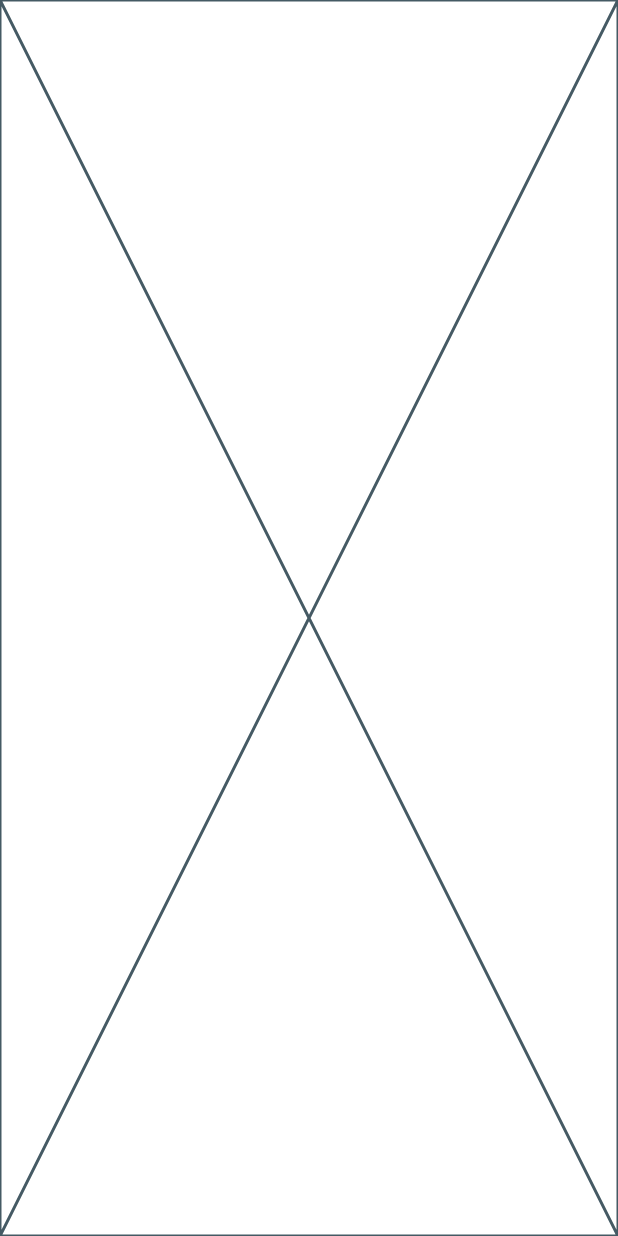
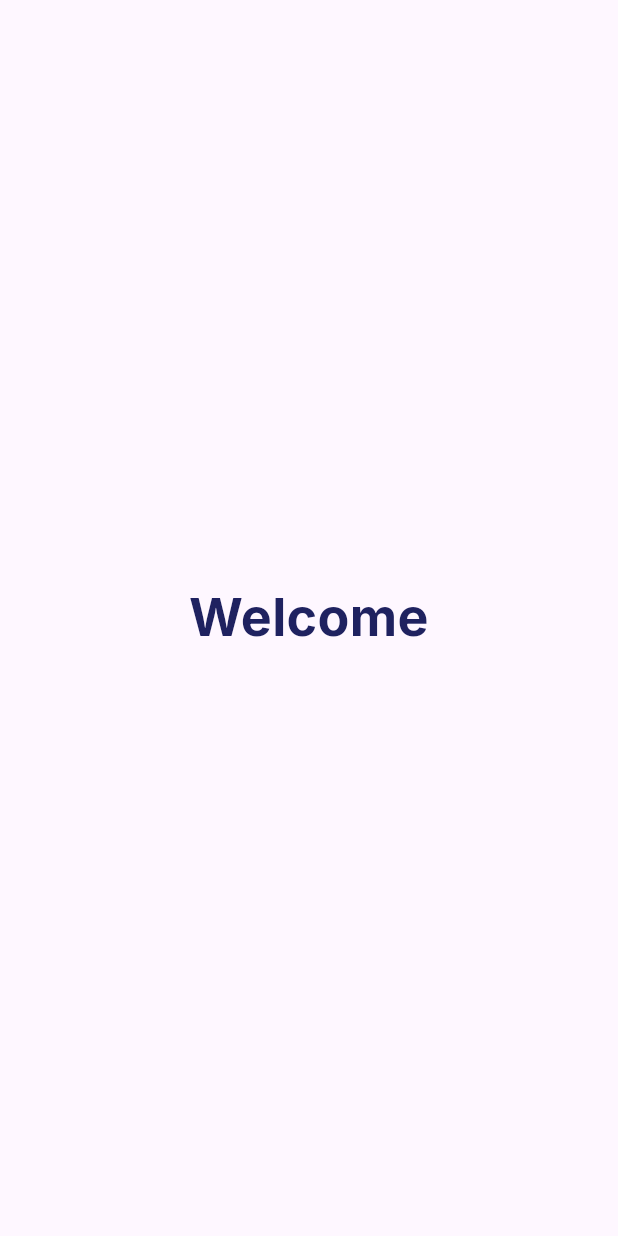
Before and after one commit to bolajibillionz/hngx_first_project, a Flutter app: the first screen one second after launch, on a phone screen of 412 x 824 dp. Run offline on Flutter 3.47's test engine with Material 2 defaults, Android fonts, the phone set to English and light mode, and no system bars; our stand-ins replace google_fonts.

Commit message:
splash screen implemented

```diff
--- a/lib/screens/splash_screen.dart
+++ b/lib/screens/splash_screen.dart
@@ -1,4 +1,8 @@
 import 'package:flutter/material.dart';
+import 'package:hngx_first_project/screens/main_screen.dart';
+import 'package:hngx_first_project/utils/constants.dart';
+import 'package:hngx_first_project/utils/reuseables/custom_texts.dart';
+import 'package:hngx_first_project/utils/size_config.dart';
 
 class SplashScreen extends StatefulWidget {
   const SplashScreen({super.key});
@@ -9,7 +13,32 @@ class SplashScreen extends StatefulWidget {
 
 class _SplashScreenState extends State<SplashScreen> {
   @override
+  void initState() {
+    // TODO: implement initState
+    super.initState();
+    navigate();
+  }
+
+  void navigate() {
+    Future.delayed(const Duration(seconds: 5), () {
+      Navigator.push(
+        context,
+        MaterialPageRoute(builder: (context) => const MainScreen()),
+      );
+    });
+  }
+
+  @override
   Widget build(BuildContext context) {
-    return const Placeholder();
+    SizeConfig.init(context);
+    return Scaffold(
+      body: Center(
+        child: buildCustomCenterText(
+            inputText: AppTexts.welcome,
+            fontSize: 36,
+            weight: FontWeight.bold,
+            colorName: AppColor.primaryColor),
+      ),
+    );
   }
 }
--- /dev/null
+++ b/lib/utils/constants.dart
@@ -0,0 +1,15 @@
+import 'package:flutter/material.dart';
+
+class AppImages {
+  static const String splashImage = 'images/my_pix.png';
+}
+
+class AppTexts {
+  static const String welcome = 'Welcome';
+  static const String slackName = 'Slack Name';
+  static const String myName = 'Adeladan Bolaji';
+  static const String gitHubUrl = 'https://github.com/bolajibillionz';
+}
+class AppColor {
+  static const Color primaryColor = Color(0xFF1F2260);
+}
--- /dev/null
+++ b/lib/utils/reuseables/custom_texts.dart
@@ -0,0 +1,34 @@
+import 'package:flutter/material.dart';
+import 'package:google_fonts/google_fonts.dart';
+import 'package:hngx_first_project/utils/size_config.dart';
+
+Text buildCustomText({
+  required String inputText,
+  required double fontSize,
+  required FontWeight weight,
+  required Color colorName,
+}) {
+  return Text(
+    inputText,
+    style: GoogleFonts.inter(
+        fontSize: getProportionateScreenWidth(fontSize),
+        fontWeight: weight,
+        color: colorName),
+  );
+}
+
+Text buildCustomCenterText({
+  required String inputText,
+  required double fontSize,
+  required FontWeight weight,
+  required Color colorName,
+}) {
+  return Text(
+    inputText,
+    textAlign: TextAlign.center,
+    style: GoogleFonts.inter(
+        fontSize: getProportionateScreenWidth(fontSize),
+        fontWeight: weight,
+        color: colorName),
+  );
+}
--- a/pubspec.yaml
+++ b/pubspec.yaml
@@ -27,6 +27,5 @@ flutter:
 
   uses-material-design: true
 
-  # To add assets to your application, add an assets section, like this:
   assets:
     - images/
```
Also changed, not shown: lib/screens/main_screen.dart (added, +15 -0 lines), lib/utils/reuseables/custom_button_widget.dart (added, +46 -0 lines), images/my_pix.jpg (added), 3 other files.
